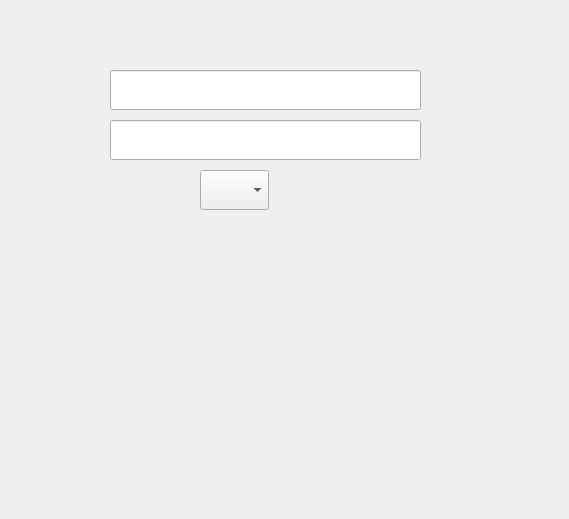
YuyangHou1230/WorkerManagerSystem, file Views/addemployeedlg.ui: the form before one commit.
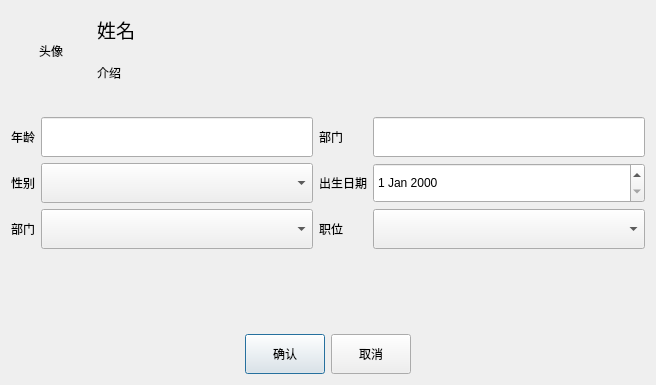
The form after the commit.

Commit message: 更新员工添加界面

```diff
--- a/Views/addemployeedlg.ui
+++ b/Views/addemployeedlg.ui
@@ -6,61 +6,255 @@
    <rect>
     <x>0</x>
     <y>0</y>
-    <width>569</width>
-    <height>519</height>
+    <width>656</width>
+    <height>385</height>
    </rect>
   </property>
   <property name="windowTitle">
    <string>Dialog</string>
   </property>
-  <widget class="QLineEdit" name="lineEdit">
-   <property name="geometry">
-    <rect>
-     <x>110</x>
-     <y>70</y>
-     <width>311</width>
-     <height>40</height>
-    </rect>
-   </property>
-   <property name="minimumSize">
-    <size>
-     <width>0</width>
-     <height>40</height>
-    </size>
-   </property>
-  </widget>
-  <widget class="QLineEdit" name="lineEdit_2">
-   <property name="geometry">
-    <rect>
-     <x>110</x>
-     <y>120</y>
-     <width>311</width>
-     <height>40</height>
-    </rect>
-   </property>
-   <property name="minimumSize">
-    <size>
-     <width>0</width>
-     <height>40</height>
-    </size>
-   </property>
-  </widget>
-  <widget class="QComboBox" name="comboBox">
-   <property name="geometry">
-    <rect>
-     <x>200</x>
-     <y>170</y>
-     <width>69</width>
-     <height>40</height>
-    </rect>
-   </property>
-   <property name="minimumSize">
-    <size>
-     <width>0</width>
-     <height>40</height>
-    </size>
-   </property>
-  </widget>
+  <layout class="QVBoxLayout" name="verticalLayout_2">
+   <item>
+    <layout class="QHBoxLayout" name="horizontalLayout">
+     <item>
+      <widget class="QLabel" name="label">
+       <property name="sizePolicy">
+        <sizepolicy hsizetype="Fixed" vsizetype="Fixed">
+         <horstretch>0</horstretch>
+         <verstretch>0</verstretch>
+        </sizepolicy>
+       </property>
+       <property name="minimumSize">
+        <size>
+         <width>80</width>
+         <height>80</height>
+        </size>
+       </property>
+       <property name="text">
+        <string>头像</string>
+       </property>
+       <property name="alignment">
+        <set>Qt::AlignCenter</set>
+       </property>
+      </widget>
+     </item>
+     <item>
+      <layout class="QVBoxLayout" name="verticalLayout">
+       <item>
+        <widget class="QLabel" name="label_2">
+         <property name="font">
+          <font>
+           <pointsize>14</pointsize>
+          </font>
+         </property>
+         <property name="text">
+          <string>姓名</string>
+         </property>
+        </widget>
+       </item>
+       <item>
+        <widget class="QLabel" name="label_3">
+         <property name="text">
+          <string>介绍</string>
+         </property>
+        </widget>
+       </item>
+      </layout>
+     </item>
+    </layout>
+   </item>
+   <item>
+    <spacer name="verticalSpacer_2">
+     <property name="orientation">
+      <enum>Qt::Vertical</enum>
+     </property>
+     <property name="sizeType">
+      <enum>QSizePolicy::Fixed</enum>
+     </property>
+     <property name="sizeHint" stdset="0">
+      <size>
+       <width>20</width>
+       <height>20</height>
+      </size>
+     </property>
+    </spacer>
+   </item>
+   <item>
+    <layout class="QGridLayout" name="gridLayout">
+     <item row="1" column="1">
+      <widget class="QComboBox" name="comboBox">
+       <property name="minimumSize">
+        <size>
+         <width>0</width>
+         <height>40</height>
+        </size>
+       </property>
+      </widget>
+     </item>
+     <item row="2" column="0">
+      <widget class="QLabel" name="label_6">
+       <property name="text">
+        <string>部门</string>
+       </property>
+      </widget>
+     </item>
+     <item row="2" column="1">
+      <widget class="QComboBox" name="comboBox_2">
+       <property name="minimumSize">
+        <size>
+         <width>0</width>
+         <height>40</height>
+        </size>
+       </property>
+      </widget>
+     </item>
+     <item row="0" column="3">
+      <widget class="QLineEdit" name="lineEdit_2">
+       <property name="minimumSize">
+        <size>
+         <width>0</width>
+         <height>40</height>
+        </size>
+       </property>
+      </widget>
+     </item>
+     <item row="1" column="0">
+      <widget class="QLabel" name="label_5">
+       <property name="text">
+        <string>性别</string>
+       </property>
+      </widget>
+     </item>
+     <item row="0" column="1">
+      <widget class="QLineEdit" name="lineEdit">
+       <property name="minimumSize">
+        <size>
+         <width>0</width>
+         <height>40</height>
+        </size>
+       </property>
+      </widget>
+     </item>
+     <item row="1" column="3">
+      <widget class="QDateEdit" name="dateEdit">
+       <property name="minimumSize">
+        <size>
+         <width>0</width>
+         <height>40</height>
+        </size>
+       </property>
+      </widget>
+     </item>
+     <item row="0" column="0">
+      <widget class="QLabel" name="label_4">
+       <property name="text">
+        <string>年龄</string>
+       </property>
+      </widget>
+     </item>
+     <item row="2" column="2">
+      <widget class="QLabel" name="label_7">
+       <property name="text">
+        <string>职位</string>
+       </property>
+      </widget>
+     </item>
+     <item row="1" column="2">
+      <widget class="QLabel" name="label_8">
+       <property name="text">
+        <string>出生日期</string>
+       </property>
+      </widget>
+     </item>
+     <item row="0" column="2">
+      <widget class="QLabel" name="label_9">
+       <property name="text">
+        <string>部门</string>
+       </property>
+      </widget>
+     </item>
+     <item row="2" column="3">
+      <widget class="QComboBox" name="comboBox_3">
+       <property name="minimumSize">
+        <size>
+         <width>0</width>
+         <height>40</height>
+        </size>
+       </property>
+      </widget>
+     </item>
+    </layout>
+   </item>
+   <item>
+    <spacer name="verticalSpacer">
+     <property name="orientation">
+      <enum>Qt::Vertical</enum>
+     </property>
+     <property name="sizeHint" stdset="0">
+      <size>
+       <width>20</width>
+       <height>40</height>
+      </size>
+     </property>
+    </spacer>
+   </item>
+   <item>
+    <layout class="QHBoxLayout" name="horizontalLayout_2">
+     <item>
+      <spacer name="horizontalSpacer">
+       <property name="orientation">
+        <enum>Qt::Horizontal</enum>
+       </property>
+       <property name="sizeHint" stdset="0">
+        <size>
+         <width>40</width>
+         <height>20</height>
+        </size>
+       </property>
+      </spacer>
+     </item>
+     <item>
+      <widget class="QPushButton" name="pushButton">
+       <property name="minimumSize">
+        <size>
+         <width>0</width>
+         <height>40</height>
+        </size>
+       </property>
+       <property name="text">
+        <string>确认</string>
+       </property>
+      </widget>
+     </item>
+     <item>
+      <widget class="QPushButton" name="pushButton_2">
+       <property name="minimumSize">
+        <size>
+         <width>0</width>
+         <height>40</height>
+        </size>
+       </property>
+       <property name="text">
+        <string>取消</string>
+       </property>
+      </widget>
+     </item>
+     <item>
+      <spacer name="horizontalSpacer_2">
+       <property name="orientation">
+        <enum>Qt::Horizontal</enum>
+       </property>
+       <property name="sizeHint" stdset="0">
+        <size>
+         <width>40</width>
+         <height>20</height>
+        </size>
+       </property>
+      </spacer>
+     </item>
+    </layout>
+   </item>
+  </layout>
  </widget>
  <resources/>
  <connections/>
```
